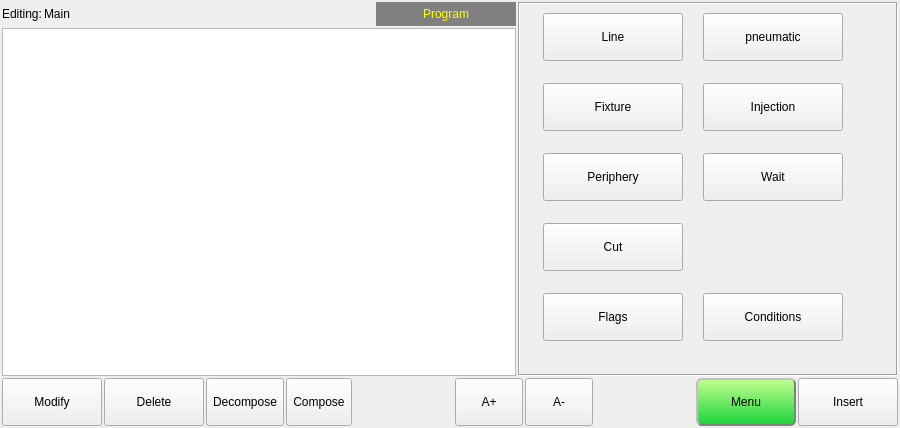
Before: the Qt Designer form hcinstruction/ichcinstructionpageframe.ui in GaussCheng/2-5AxisPunch, drawn with Qt 5.
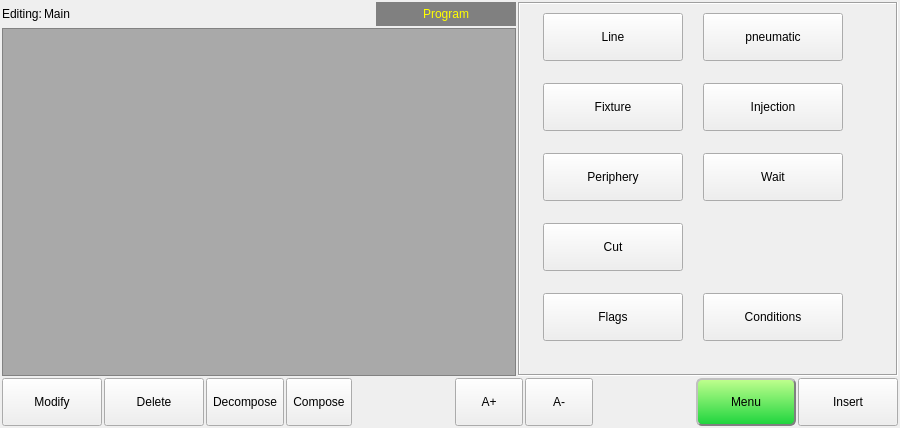
After: the same form once the commit is applied. Icons and pictures are not drawn.

```diff
--- a/hcinstruction/ichcinstructionpageframe.ui
+++ b/hcinstruction/ichcinstructionpageframe.ui
@@ -118,6 +118,14 @@
            <height>0</height>
           </size>
          </property>
+         <property name="styleSheet">
+          <string notr="true">QListView{
+background-color: darkgray;
+}
+QListView::item{
+padding:5px;
+}</string>
+         </property>
          <property name="horizontalScrollBarPolicy">
           <enum>Qt::ScrollBarAlwaysOff</enum>
          </property>
```
